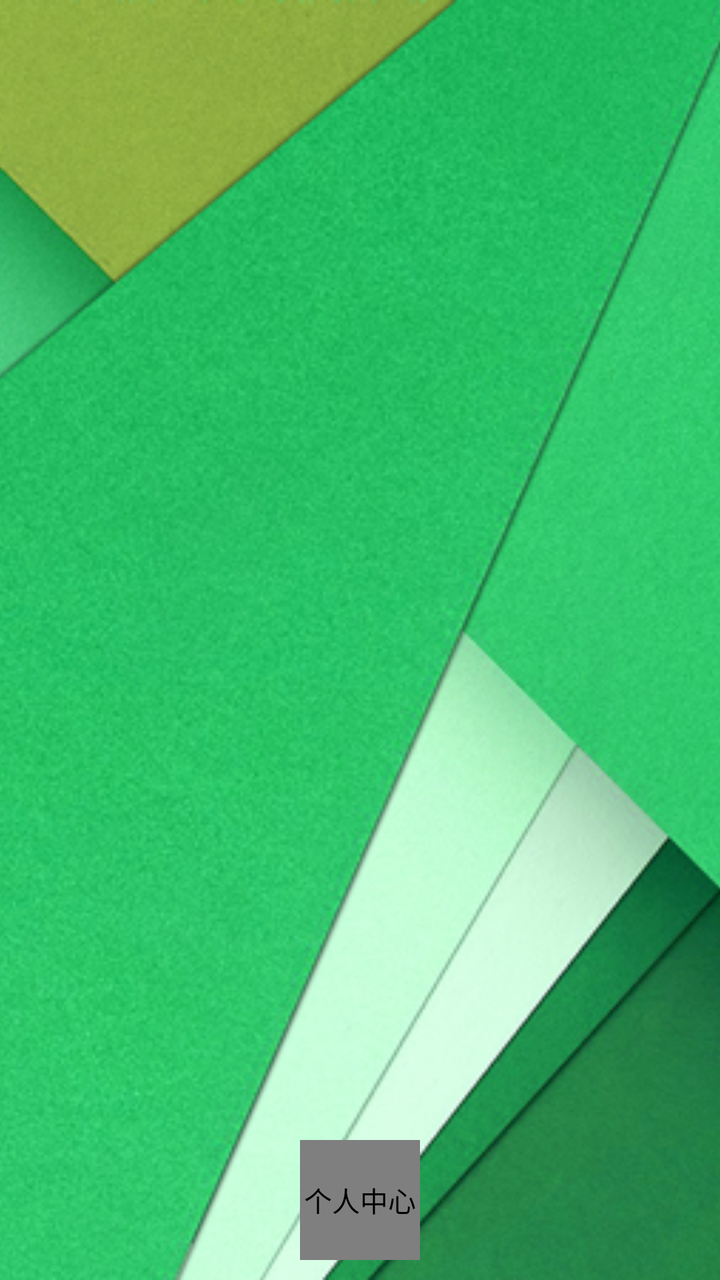
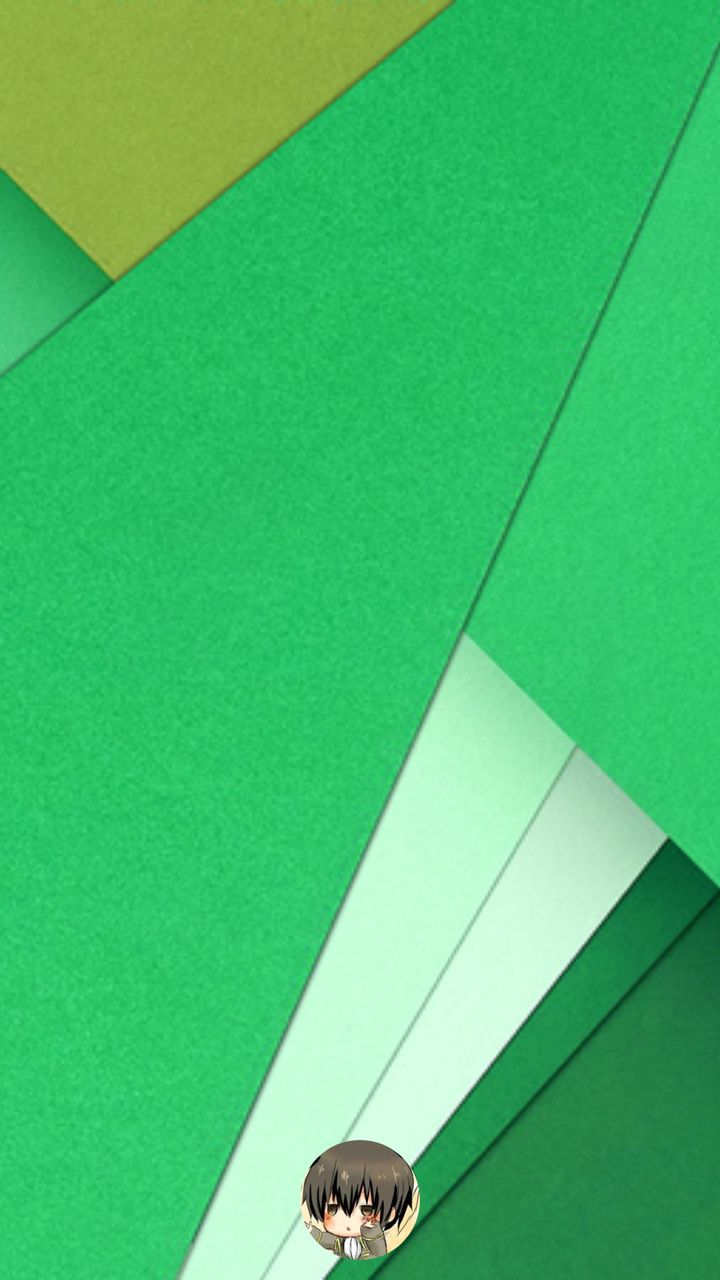

Before-and-after screenshots of an Android layout around one commit, followed by the original layout XML and the change that was made.
<!-- AndroidManifest.xml: application theme AppTheme -->
<!-- res/layout/header_just_username.xml -->
<?xml version="1.0" encoding="utf-8"?>
<RelativeLayout xmlns:android="http://schemas.android.com/apk/res/android"
    android:layout_width="match_parent"
    android:layout_height="200dp"
    android:orientation="vertical">

    <ImageView
        android:id="@+id/iv"
        android:layout_width="match_parent"
        android:layout_height="match_parent"
        android:contentDescription="@null"
        android:scaleType="centerCrop"
        android:src="@mipmap/banner" />

    <com.app.chao.chaoapp.view.CImageView
        android:id="@+id/iv_user_icon"
        android:layout_width="60dp"
        android:layout_height="60dp"
        android:layout_alignParentBottom="true"
        android:layout_centerHorizontal="true"
        android:layout_marginBottom="10dp"
        android:contentDescription="@string/user_profile"
        android:src="@mipmap/user_icon" />
</RelativeLayout>
<!-- resources referenced by this layout -->
<resources>
  <!-- mipmap banner: png bitmap (mipmap-xhdpi, 551432 bytes) -->
  <!-- mipmap user_icon: jpg bitmap (mipmap-xhdpi, 15012 bytes) -->
  <string name="user_profile">个人中心</string>
  <style name="AppTheme" parent="BaseAppTheme">
          <item name="android:navigationBarColor">@color/colorAccent</item>
          <item name="android:colorControlHighlight">@color/colorAccent</item>
      </style>
  <style name="BaseAppTheme" parent="Theme.AppCompat.DayNight.NoActionBar">
          
          <item name="colorPrimary">@color/colorAccent</item>
          <item name="colorPrimaryDark">@color/colorPrimaryDark</item>
          <item name="colorAccent">@color/colorAccent</item>
          <item name="windowActionBar">false</item>
          <item name="windowNoTitle">true</item>
          
          <item name="android:actionBarSize">50dp</item>
          
          <item name="colorControlNormal">@android:color/white</item>
      </style>
  <color name="colorAccent">#FFC0CB</color>
  <color name="colorPrimaryDark">#FFC0CB</color>
</resources>

<!-- the commit's change to res/layout/header_just_username.xml (unified diff, before → after) -->
@@ -1,5 +1,6 @@
 <?xml version="1.0" encoding="utf-8"?>
 <RelativeLayout xmlns:android="http://schemas.android.com/apk/res/android"
+    xmlns:app="http://schemas.android.com/apk/res-auto"
     android:layout_width="match_parent"
     android:layout_height="200dp"
     android:orientation="vertical">
@@ -12,7 +13,7 @@
         android:scaleType="centerCrop"
         android:src="@mipmap/banner" />
 
-    <com.app.chao.chaoapp.view.CImageView
+    <com.google.android.material.imageview.ShapeableImageView
         android:id="@+id/iv_user_icon"
         android:layout_width="60dp"
         android:layout_height="60dp"
@@ -20,5 +21,7 @@
         android:layout_centerHorizontal="true"
         android:layout_marginBottom="10dp"
         android:contentDescription="@string/user_profile"
-        android:src="@mipmap/user_icon" />
+        android:scaleType="centerCrop"
+        android:src="@mipmap/user_icon"
+        app:shapeAppearanceOverlay="@style/ChaoVideoCircleImage" />
 </RelativeLayout>
<!-- resource entries referenced after the edit -->
@@ -3,6 +3,10 @@
   <!-- mipmap banner: png bitmap (mipmap-xhdpi, 551432 bytes) -->
   <!-- mipmap user_icon: jpg bitmap (mipmap-xhdpi, 15012 bytes) -->
   <string name="user_profile">个人中心</string>
+  <style name="ChaoVideoCircleImage">
+          <item name="cornerFamily">rounded</item>
+          <item name="cornerSize">50%</item>
+      </style>
   <style name="AppTheme" parent="BaseAppTheme">
           <item name="android:navigationBarColor">@color/colorAccent</item>
           <item name="android:colorControlHighlight">@color/colorAccent</item>
